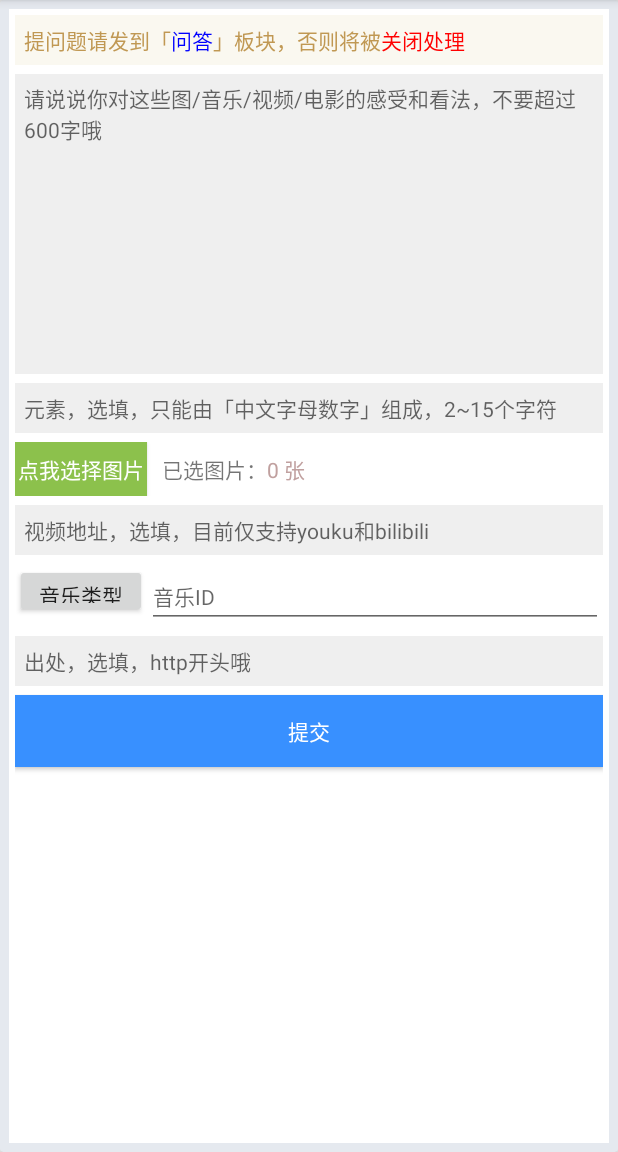
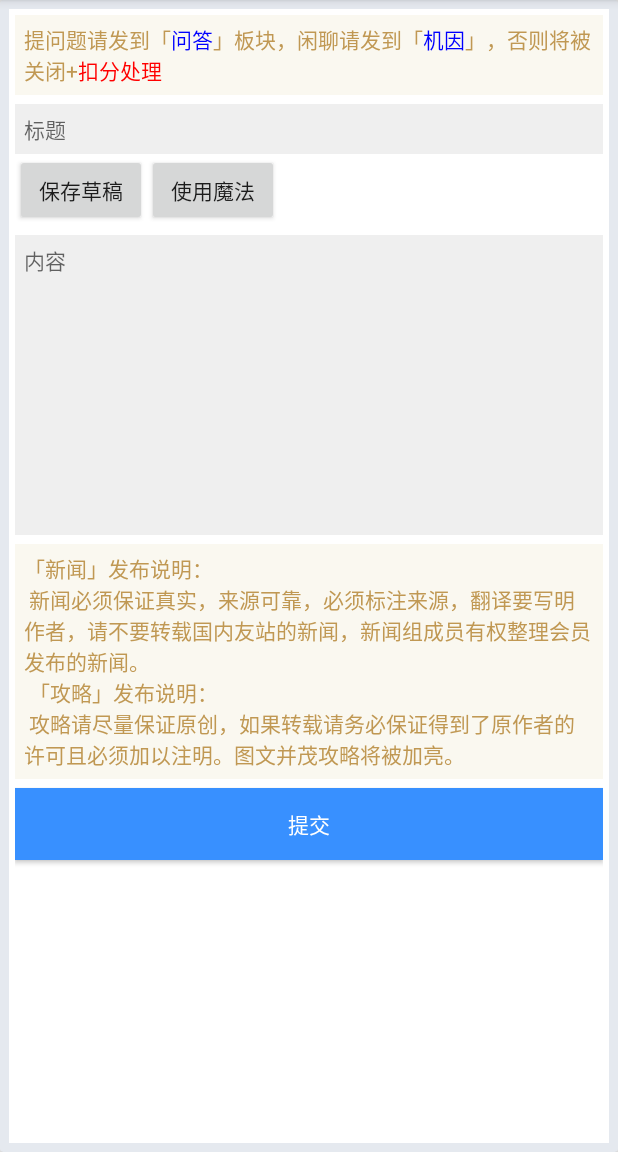
Before and after one commit to RanKKI/PSNine, an Android app: the screen it shows after launch (NewGeneActivity before the commit, NewTopicActivity after it), after a tap on an icon or button, on a phone screen of 412 x 824 dp, the part 84-1236 px from its top. Run offline under Robolectric (Android 15) with nearby library versions, the phone set to English and light mode, and no system bars; our stand-ins replace ButterKnife; libraries missing offline, so code that uses them is left out: com.franmontiel.persistentcookiejar; pictures from the network do not load; 2 statements that could not run were skipped.

Commit message:
界面写好了..TODO 发送

```diff
--- a/app/src/main/java/club/ranleng/psnine/activity/Assist/PickImgActivity.java
+++ b/app/src/main/java/club/ranleng/psnine/activity/Assist/PickImgActivity.java
@@ -69,7 +69,9 @@ public class PickImgActivity extends BaseActivity implements RequestWebPageListe
 
     @Override
     public void getData() {
-        photo_list = getIntent().getStringArrayListExtra("list");
+        if(getIntent().hasExtra("list")){
+            photo_list = getIntent().getStringArrayListExtra("list");
+        }
         new RequestWebPage("photo",this);
     }
 
@@ -95,7 +97,7 @@ public class PickImgActivity extends BaseActivity implements RequestWebPageListe
         if (id == R.id.action_finish) {
             Intent intent = new Intent();
             intent.putExtra("result", photo_list);
-            setResult(1, intent);
+            setResult(10, intent);
             finish();
         }else if(id == R.id.action_upload){
             tmpFile = new File(getCacheDir(),System.currentTimeMillis() + ".jpg");
--- a/app/src/main/java/club/ranleng/psnine/activity/Main/MainActivity.java
+++ b/app/src/main/java/club/ranleng/psnine/activity/Main/MainActivity.java
@@ -38,6 +38,7 @@ import club.ranleng.psnine.activity.Assist.PickImgActivity;
 import club.ranleng.psnine.activity.Assist.SearchActivity;
 import club.ranleng.psnine.activity.Assist.SettingActivity;
 import club.ranleng.psnine.activity.Post.NewGeneActivity;
+import club.ranleng.psnine.activity.Post.NewTopicActivity;
 import club.ranleng.psnine.adapter.ViewPagerAdapter.MainPagerAdapter;
 import club.ranleng.psnine.base.BaseActivity;
 import club.ranleng.psnine.fragments.ArticleListFragment;
@@ -87,7 +88,7 @@ public class MainActivity extends BaseActivity
         fab.setOnClickListener(new View.OnClickListener() {
             @Override
             public void onClick(View v) {
-                startActivity(new Intent(context, NewGeneActivity.class));
+                startActivity(new Intent(context, NewTopicActivity.class));
 //                String current_tab = tabs_keys[tabLayout.getSelectedTabPosition()];
 //                if(current_tab.contentEquals("gene")){
 //                    startActivity(new Intent(context, NewGeneActivity.class));
--- a/app/src/main/java/club/ranleng/psnine/activity/Post/NewGeneActivity.java
+++ b/app/src/main/java/club/ranleng/psnine/activity/Post/NewGeneActivity.java
@@ -109,7 +109,7 @@ public class NewGeneActivity extends BaseActivity implements View.OnClickListene
 
     @Override
     protected void onActivityResult(int requestCode, int resultCode, Intent data) {
-        if (resultCode == 1) {
+        if(requestCode == 10){
             photo_list = data.getExtras().getStringArrayList("result");
             putData("photo_list",photo_list);
             String selected = photo_list.size() + " 张";
--- /dev/null
+++ b/app/src/main/java/club/ranleng/psnine/activity/Post/NewTopicActivity.java
@@ -0,0 +1,182 @@
+package club.ranleng.psnine.activity.Post;
+
+import android.app.Dialog;
+import android.content.Context;
+import android.content.DialogInterface;
+import android.content.Intent;
+import android.support.v7.app.AlertDialog;
+import android.support.v7.app.AppCompatActivity;
+import android.os.Bundle;
+import android.text.Html;
+import android.view.View;
+import android.widget.AdapterView;
+import android.widget.Button;
+import android.widget.EditText;
+import android.widget.TextView;
+
+import butterknife.BindView;
+import butterknife.ButterKnife;
+import club.ranleng.psnine.R;
+import club.ranleng.psnine.activity.Assist.PickImgActivity;
+import club.ranleng.psnine.base.BaseActivity;
+import club.ranleng.psnine.model.TextItem;
+import club.ranleng.psnine.util.LogUtils;
+import club.ranleng.psnine.widget.Requests.RequestUpload;
+
+public class NewTopicActivity extends BaseActivity implements View.OnClickListener, DialogInterface.OnClickListener {
+
+    @BindView(R.id.new_topic_content) EditText content;
+    @BindView(R.id.new_topic_title) EditText title;
+
+    @BindView(R.id.new_topic_waning_top) TextView waning_top;
+
+    @BindView(R.id.new_topic_mode) Button select_mode;
+    @BindView(R.id.new_topic_submit) Button submit;
+    @BindView(R.id.new_topic_magic) Button magic;
+
+    private Context context;
+    /**
+     * 0 发布文章（2分钟内会在首页展示）
+     * 1 保存草稿（仅自己可见）(默认)
+     */
+    private int mode = 1;
+    private String[] mode_name ={"发布文章","保存草稿"};
+    private String[] magic_dialog ={"加粗","彩色字体","居中","链接","Flash","引用","图片","刮刮卡","删除线","分页"};
+    private String[] magic_font_color ={"red","orange","green","rown","blue","deeppink"};
+    private String[] magic_font_color_zh ={"红","橙","绿","棕","蓝","粉"};
+    private String[] magic_photo ={"图库","URL"};
+    private AlertDialog.Builder builder;
+    /**
+     * 0 mode
+     * 1 magic
+     * 2 Choose color
+     * 3 Choose photo
+     */
+    private int type;
+
+    @Override
+    public void setContentView() {
+        setContentView(R.layout.activity_new_topic);
+    }
+
+    @Override
+    public void findViews() {
+        context = this;
+        ButterKnife.bind(this);
+    }
+
+    @Override
+    public void setupViews() {
+        select_mode.setOnClickListener(this);
+        submit.setOnClickListener(this);
+        magic.setOnClickListener(this);
+        builder = new AlertDialog.Builder(context);
+
+        String waning_a = "提问题请发到「<font color='blue'>问答</font>」板块，闲聊请发到「<font color='blue'>机因</font>」，否则将被关闭+<font color='red'>扣分处理</font>";
+        waning_top.setText(Html.fromHtml(waning_a));
+
+
+    }
+
+    @Override
+    public void getData() {
+        if(getIntent().hasExtra("edit") && getIntent().getBooleanExtra("edit",false)){
+            //TODO 修改文章.
+        }
+    }
+
+    @Override
+    public void showContent() {
+
+    }
+
+    @Override
+    public void onClick(View v) {
+        int id = v.getId();
+
+        if(id == R.id.new_topic_mode){
+            showDialog(mode_name,0);
+        }else if(id == R.id.new_topic_submit){
+
+        }else if(id == R.id.new_topic_magic){
+            showDialog(magic_dialog,1);
+        }
+    }
+
+    private void showDialog(String[] s, int t){
+        builder.setItems(s,this);
+        type = t;
+        builder.create().show();
+    }
+
+    @Override
+    protected void onActivityResult(int requestCode, int resultCode, Intent data) {
+        if(resultCode == 10){
+            for(String i : data.getStringArrayListExtra("result")){
+                content.setText(content.getText() + "[img]http://ww4.sinaimg.cn/large/"+i+".jpg[/img]\n");
+            }
+            content.setSelection(content.length());
+        }
+    }
+
+    private void CAA(String params){
+        String param = params + params.replace("[","[/");
+        content.setText(content.getText() + param);
+        content.setSelection(content.length() - params.length() - 1);
+    }
+
+    @Override
+    public void onClick(DialogInterface dialog, int which) {
+        if(type == 0){
+            mode = which;
+            select_mode.setText(mode_name[which]);
+        }else if(type == 1){
+            content.requestFocus();
+            switch (which){
+                case 0:
+                    CAA("[b]");
+                    break;
+                case 1:
+                    showDialog(magic_font_color_zh,2);
+                    break;
+                case 2:
+                    content.setText(content.getText() + "[align=center][/align]");
+                    content.setSelection(content.length() - 8);
+                    break;
+                case 3:
+                    CAA("[url]");
+                    break;
+                case 4:
+                    CAA("[flash]");
+                    break;
+                case 5:
+                    CAA("[quote]");
+                    break;
+                case 6:
+                    showDialog(magic_photo,3);
+                    break;
+                case 7:
+                    CAA("[mark]");
+                    break;
+                case 8:
+                    CAA("[s]");
+                    break;
+                case 9:
+                    CAA("[title]");
+
+            }
+        }else if(type == 2){
+            content.requestFocus();
+            content.setText(content.getText() + String.format("[color=%s][/color]",magic_font_color[which]));
+            content.setSelection(content.length() - 8);
+        }else if(type == 3){
+            content.requestFocus();
+            if(which == 0){
+                startActivityForResult(new Intent(context, PickImgActivity.class),1);
+            }else{
+                CAA("[img]");
+            }
+        }
+
+    }
+}
--- /dev/null
+++ b/app/src/main/res/layout/activity_new_topic.xml
@@ -0,0 +1,117 @@
+<?xml version="1.0" encoding="utf-8"?>
+<android.support.v7.widget.CardView xmlns:android="http://schemas.android.com/apk/res/android"
+    xmlns:app="http://schemas.android.com/apk/res-auto"
+    xmlns:tools="http://schemas.android.com/tools"
+    android:layout_width="match_parent"
+    android:layout_height="match_parent"
+    android:orientation="vertical"
+    app:cardBackgroundColor="#E5E9EF"
+    tools:context="club.ranleng.psnine.activity.Post.NewGeneActivity">
+
+    <ScrollView
+        android:layout_width="match_parent"
+        android:layout_height="match_parent"
+        android:fillViewport="true">
+
+        <LinearLayout
+            android:layout_width="match_parent"
+            android:layout_height="wrap_content"
+            android:layout_marginBottom="6dp"
+            android:layout_marginLeft="6dp"
+            android:layout_marginRight="6dp"
+            android:layout_marginTop="6dp"
+            android:background="#FFFFFF"
+            android:orientation="vertical"
+            android:paddingBottom="4dp"
+            android:paddingLeft="4dp"
+            android:paddingRight="4dp"
+            android:paddingTop="4dp"
+            android:weightSum="1">
+
+            <TextView
+                android:id="@+id/new_topic_waning_top"
+                android:layout_width="match_parent"
+                android:layout_height="wrap_content"
+                android:background="#FAF8F0"
+                android:paddingBottom="6dp"
+                android:paddingLeft="6dp"
+                android:paddingRight="6dp"
+                android:paddingTop="6dp"
+                android:textColor="#C09853" />
+
+            <EditText
+                android:id="@+id/new_topic_title"
+                android:layout_width="match_parent"
+                android:layout_height="wrap_content"
+                android:layout_marginTop="6dp"
+                android:background="#EFEFEF"
+                android:ems="10"
+                android:hint="标题"
+                android:inputType="text"
+                android:paddingBottom="6dp"
+                android:paddingLeft="6dp"
+                android:paddingRight="6dp"
+                android:paddingTop="6dp"
+                android:textSize="14sp" />
+
+            <LinearLayout
+                android:layout_width="match_parent"
+                android:layout_height="wrap_content"
+                android:orientation="horizontal">
+
+                <Button
+                    android:id="@+id/new_topic_mode"
+                    android:layout_width="wrap_content"
+                    android:layout_height="wrap_content"
+                    android:text="保存草稿" />
+
+                <Button
+                    android:id="@+id/new_topic_magic"
+                    android:layout_width="wrap_content"
+                    android:layout_height="wrap_content"
+                    android:text="使用魔法" />
+
+            </LinearLayout>
+
+            <EditText
+                android:id="@+id/new_topic_content"
+                android:layout_width="match_parent"
+                android:layout_height="200dp"
+                android:layout_marginTop="6dp"
+                android:background="#EFEFEF"
+                android:ems="10"
+                android:gravity="left|top"
+                android:hint="内容"
+                android:nestedScrollingEnabled="true"
+                android:paddingBottom="6dp"
+                android:paddingLeft="6dp"
+                android:paddingRight="6dp"
+                android:paddingTop="6dp"
+                android:textSize="14sp" />
+
+            <TextView
+                android:layout_width="match_parent"
+                android:layout_height="wrap_content"
+                android:layout_marginTop="6dp"
+                android:background="#FAF8F0"
+                android:paddingBottom="6dp"
+                android:paddingLeft="6dp"
+                android:paddingRight="6dp"
+                android:paddingTop="6dp"
+                android:text="@string/warning_b"
+                android:textColor="#C09853" />
+
+            <Button
+                android:id="@+id/new_topic_submit"
+                android:layout_width="match_parent"
+                android:layout_height="wrap_content"
+                android:layout_marginBottom="6dp"
+                android:layout_marginTop="6dp"
+                android:background="#3890FF"
+                android:text="提交"
+                android:textColor="#FFFFFF" />
+
+        </LinearLayout>
+    </ScrollView>
+
+</android.support.v7.widget.CardView>
--- a/app/src/main/res/values/strings.xml
+++ b/app/src/main/res/values/strings.xml
@@ -26,4 +26,9 @@
     <string name="nav_setting">设置</string>
     <string name="nav_about">关于</string>
 
+    <string name="warning_b">「新闻」发布说明：\n
+                            新闻必须保证真实，来源可靠，必须标注来源，翻译要写明作者，请不要转载国内友站的新闻，新闻组成员有权整理会员发布的新闻。\n
+                            「攻略」发布说明：\n
+                            攻略请尽量保证原创，如果转载请务必保证得到了原作者的许可且必须加以注明。图文并茂攻略将被加亮。</string>
+
 </resources>
```
Also changed, not shown: app/src/main/AndroidManifest.xml (+10 -5 lines).
